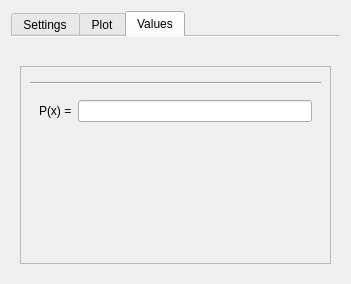
Old version of the form DataPlot/polynomialmodelwidget.ui in the repository AdelKS/ZeGrapher.
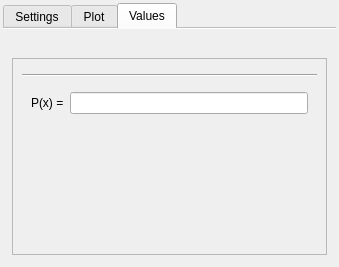
New version of the form. The open tabs and pages were chosen to show the change.

Diff of the .ui file:
```diff
--- a/DataPlot/polynomialmodelwidget.ui
+++ b/DataPlot/polynomialmodelwidget.ui
@@ -6,20 +6,41 @@
    <rect>
     <x>0</x>
     <y>0</y>
-    <width>351</width>
-    <height>284</height>
+    <width>339</width>
+    <height>267</height>
    </rect>
   </property>
   <property name="sizePolicy">
-   <sizepolicy hsizetype="Preferred" vsizetype="Minimum">
+   <sizepolicy hsizetype="Minimum" vsizetype="Minimum">
     <horstretch>0</horstretch>
     <verstretch>0</verstretch>
    </sizepolicy>
   </property>
+  <property name="maximumSize">
+   <size>
+    <width>16777215</width>
+    <height>16777215</height>
+   </size>
+  </property>
   <property name="windowTitle">
    <string>Polynomial regression</string>
   </property>
   <layout class="QVBoxLayout" name="verticalLayout_2">
+   <property name="spacing">
+    <number>0</number>
+   </property>
+   <property name="leftMargin">
+    <number>3</number>
+   </property>
+   <property name="topMargin">
+    <number>3</number>
+   </property>
+   <property name="rightMargin">
+    <number>3</number>
+   </property>
+   <property name="bottomMargin">
+    <number>3</number>
+   </property>
    <item>
     <widget class="QTabWidget" name="valuesTab">
      <property name="tabShape">
@@ -303,7 +324,7 @@
             <x>0</x>
             <y>0</y>
             <width>313</width>
-            <height>186</height>
+            <height>183</height>
            </rect>
           </property>
           <layout class="QVBoxLayout" name="verticalLayout_7">
```
